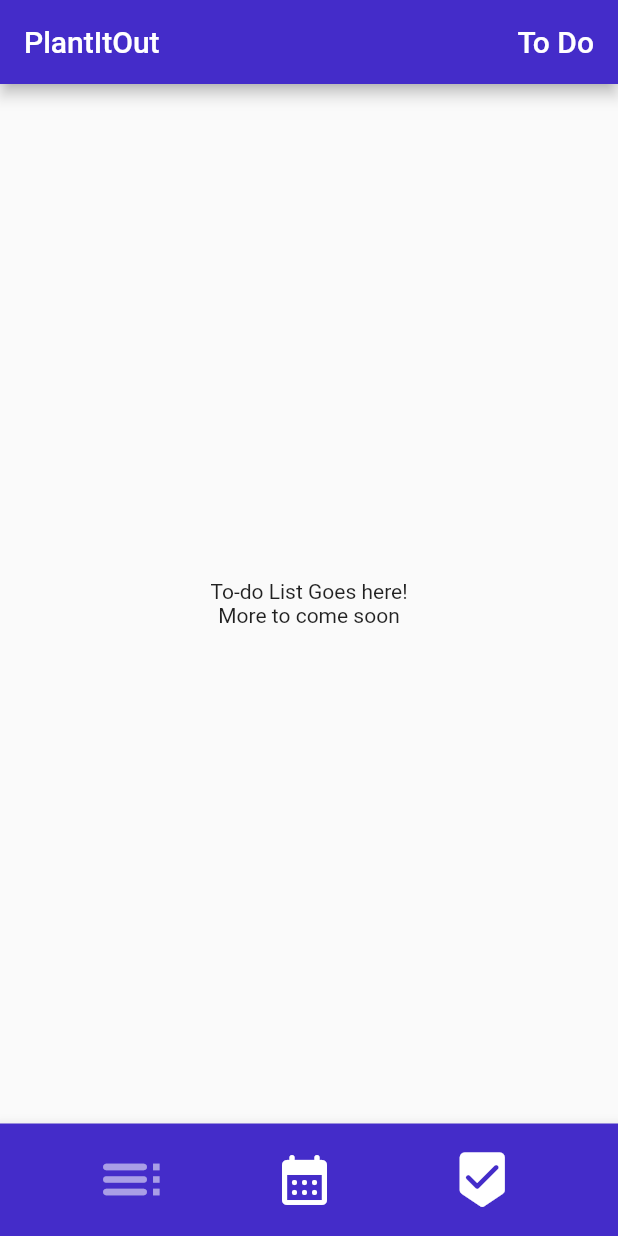
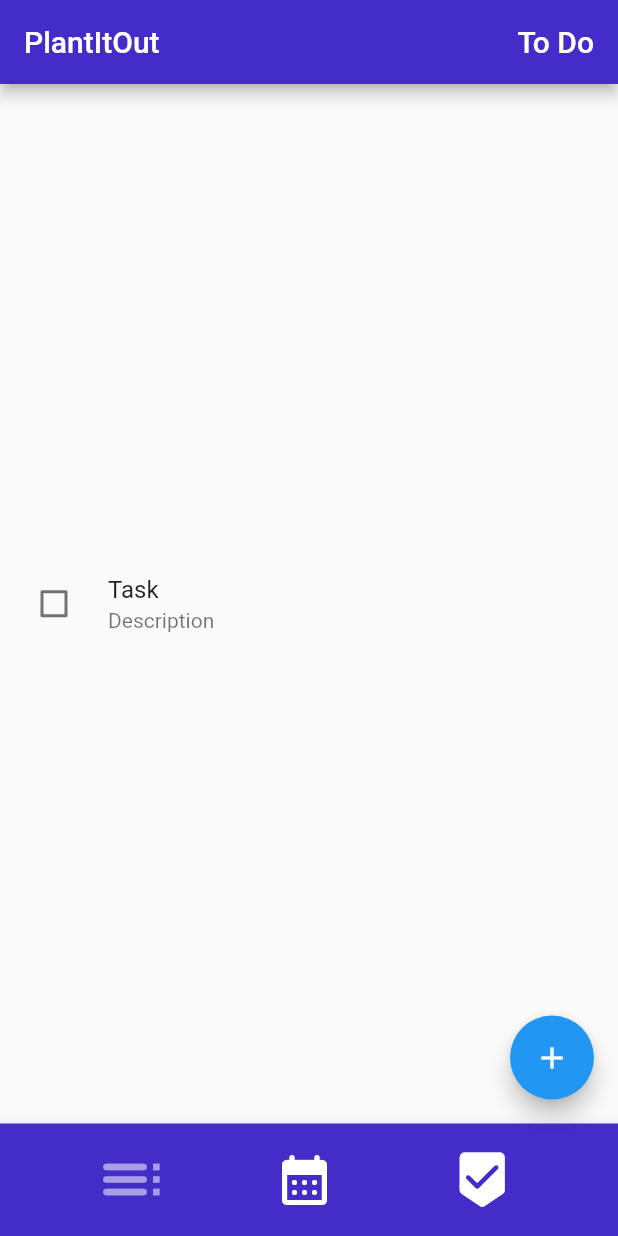
Before and after one commit to Carhn/PlanItOut, a Flutter app: the screen it shows after launch, after a tap on the "toc" icon, on a phone screen of 412 x 824 dp. Run offline on Flutter 3.47's test engine with Material 2 defaults, Android fonts, the phone set to English and light mode, and no system bars; our stand-ins replace sqflite, table_calendar; accounts and stored records are empty.

Commit message:
Added checklist and its test

```diff
--- a/planner_cs386/lib/pages/todoList.dart
+++ b/planner_cs386/lib/pages/todoList.dart
@@ -9,6 +9,9 @@ class Todo extends StatefulWidget {
 }
 
 class _TodoState extends State<Todo> {
+
+  bool isChecked = false;
+
   @override
   Widget build(BuildContext context) {
     return MaterialApp(
@@ -19,19 +22,32 @@ class _TodoState extends State<Todo> {
           title: Row(
               mainAxisAlignment: MainAxisAlignment.spaceBetween,
               children: const <Widget>[Text('PlantItOut'), Text('To Do')])),
+
+
+      // checklist location
       body: Center(
-        child: Column(
-          mainAxisAlignment: MainAxisAlignment.center,
-          children: const <Widget>[
-            Text(
-              'To-do List Goes here!',
-            ),
-            Text(
-              'More to come soon',
-            ),
-          ],
+        child: CheckboxListTile(
+          controlAffinity: ListTileControlAffinity.leading,
+          title: Text('Task'),
+          subtitle: Text('Description'),
+          value: isChecked,
+          onChanged: (value) {
+            setState(() => isChecked = value! );
+          },
+          // colors for checkmark
+          activeColor: Colors.green, // background color
+          checkColor: Colors.black, // foreground color
         ),
       ),
+
+      // add button
+      floatingActionButton: FloatingActionButton(
+        onPressed: () {
+          // code to create event on list
+        },
+        child: const Icon(Icons.add)),
+
+
       bottomNavigationBar: BottomAppBar(
         color: planItOutPrimary,
         child: SizedBox(
```
Also changed, not shown: Deliverables/Deliverable_Images/D3_diagram.png (deleted), planner_cs386/pubspec.lock, 1 other file.
